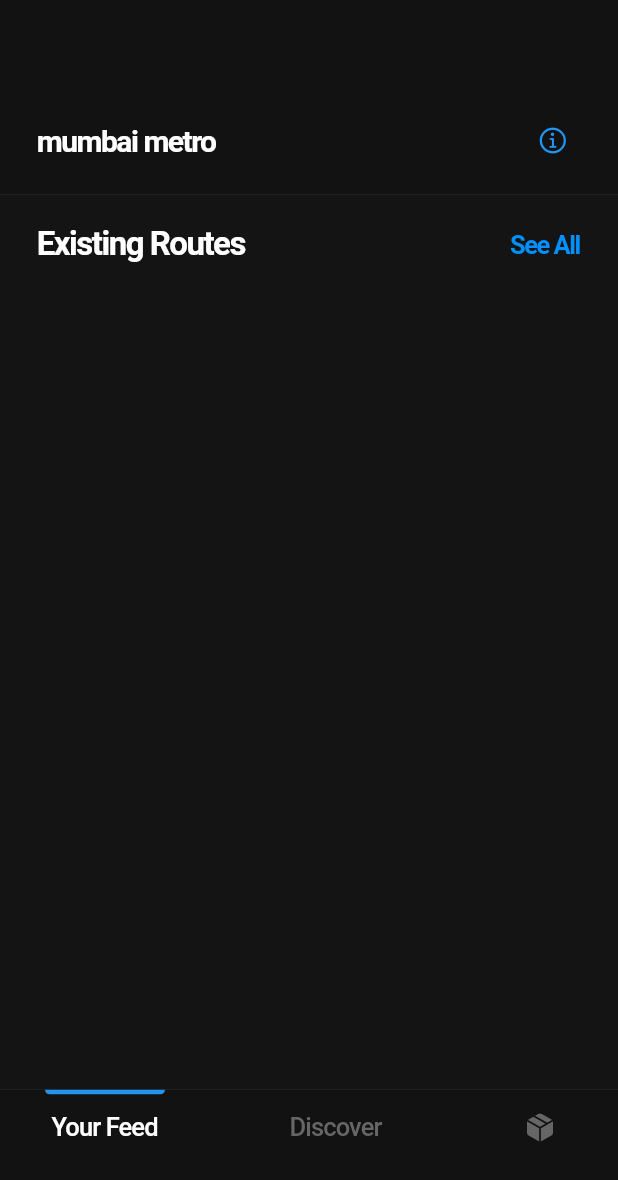
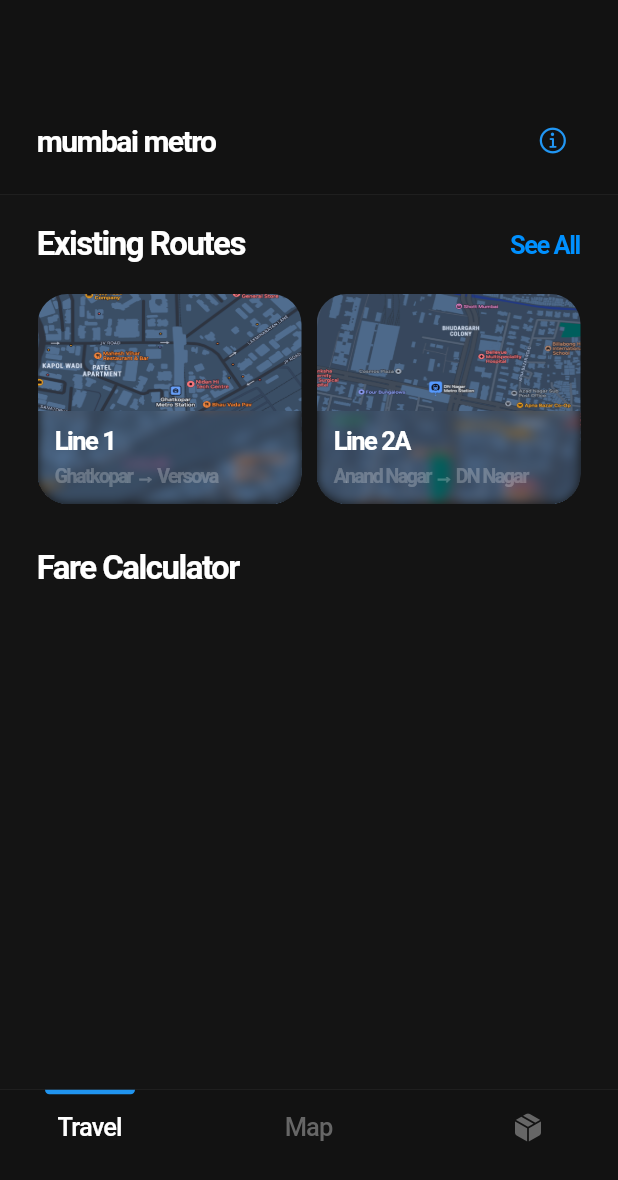
Before and after one commit to arnavxjain/commutix, a Flutter app: the screen it shows after launch, on a phone screen of 412 x 824 dp. Shown: the top 1180 px of the screen. Run offline on Flutter 3.47's test engine with Material 2 defaults, Android fonts, the phone set to English and light mode, and no system bars; our stand-ins replace blur, figma_squircle, google_fonts, modal_bottom_sheet.

Commit message:
lines added

```diff
--- a/lib/screens/home.dart
+++ b/lib/screens/home.dart
@@ -57,7 +57,7 @@ dynamic superState = 0;
                           color: superState == 0 ? const Color(0xFF2094EF) : Colors.transparent,
 
                         ),
-                        width: 80,
+                        width: 60,
                         height: 3,
                       ),
                       CupertinoButton(
@@ -69,7 +69,7 @@ dynamic superState = 0;
                           });
                         },
                         padding: EdgeInsets.zero,
-                        child: Text("Your Feed", style: superState == 0 ? CBStyleSelected : CBStyle),
+                        child: Text("Travel", style: superState == 0 ? CBStyleSelected : CBStyle),
                       ),
                     ],
                   ),
@@ -81,7 +81,7 @@ dynamic superState = 0;
                           color: superState == 1 ? const Color(0xFF2094EF) : Colors.transparent,
 
                         ),
-                        width: 75,
+                        width: 60,
                         height: 3,
                       ),
                       CupertinoButton(
@@ -93,7 +93,7 @@ dynamic superState = 0;
                           });
                         },
                         padding: EdgeInsets.zero,
-                        child: Text("Discover", style: superState == 1 ? CBStyleSelected : CBStyle),
+                        child: Text("Map", style: superState == 1 ? CBStyleSelected : CBStyle),
                       ),
                     ],
                   ),
@@ -105,7 +105,7 @@ dynamic superState = 0;
                           color: superState == 2 ? const Color(0xFF2094EF) : Colors.transparent,
 
                         ),
-                        width: 34,
+                        width: 60,
                         height: 3,
                       ),
                       CupertinoButton(
@@ -163,23 +163,127 @@ class _HomePageState extends State<HomePage> {
                   child: Column(
                     children: [
                       _titleTextWithLink("Existing Routes", "See All"),
+                      const SizedBox(height: 20),
                       Row(
                         children: [
-                          Container(
+                          CupertinoButton(
+                            padding: EdgeInsets.zero,
+                            onPressed: () {},
+                            child: Container(
+                              clipBehavior: Clip.hardEdge,
+                              height: 140,
+                              width: MediaQuery.of(context).size.width/2-30,
                               decoration: ShapeDecoration(
                                   shape: SmoothRectangleBorder(
                                     borderRadius: SmoothBorderRadius(
-                                  cornerRadius: 10,
+                                      cornerRadius: 20,
                                       cornerSmoothing: 0.9,
                                     ),
                                   ),
                                   image: const DecorationImage(
-                                image: AssetImage("lib/line1.png")
+                                      image: AssetImage("lib/assets/line1.png"),
+                                      fit: BoxFit.fill
                                   )
+                              ),
+                              child: Column(
+                                children: [
+                                  const Expanded(child: SizedBox(width: 10)),
+                                  Container(
+                                    padding: const EdgeInsets.symmetric(vertical: 10, horizontal: 12),
+                                    width: MediaQuery.of(context).size.width/2-20,
+                                    child: const Column(
+                                      crossAxisAlignment: CrossAxisAlignment.start,
+                                      children: [
+                                        Text("Line 1",
+                                          style: TextStyle(
+                                              color: Colors.white,
+                                              fontSize: 17,
+                                              fontWeight: FontWeight.w600,
+                                              letterSpacing: -1
+                                          ),
+                                        ),
+                                        SizedBox(height: 4),
+                                        Text("Ghatkopar → Versova",
+                                          style: TextStyle(
+                                              color: Colors.white24,
+                                              fontSize: 13,
+                                              fontWeight: FontWeight.w600,
+                                              letterSpacing: -1
                                           ),
                                         )
                                       ],
+                                    ),
+                                  ).frosted(
+                                      blur: 4,
+                                      frostColor: Colors.black,
+                                      frostOpacity: 1/10000000
                                   )
+                                ],
+                              ),
+                            ),
+                          ),
+                          const SizedBox(width: 10),
+                          CupertinoButton(
+                            padding: EdgeInsets.zero,
+                            onPressed: () {},
+                            child: Container(
+                              clipBehavior: Clip.hardEdge,
+                              height: 140,
+                              width: MediaQuery.of(context).size.width/2-30,
+                              decoration: ShapeDecoration(
+                                  shape: SmoothRectangleBorder(
+                                    borderRadius: SmoothBorderRadius(
+                                      cornerRadius: 20,
+                                      cornerSmoothing: 0.9,
+                                    ),
+                                  ),
+                                  image: const DecorationImage(
+                                      image: AssetImage("lib/assets/line2a.png"),
+                                      fit: BoxFit.fill
+                                  )
+                              ),
+                              child: Column(
+                                children: [
+                                  const Expanded(child: SizedBox(width: 10)),
+                                  Container(
+                                    padding: const EdgeInsets.symmetric(vertical: 10, horizontal: 12),
+                                    width: MediaQuery.of(context).size.width/2-20,
+                                    child: const Column(
+                                      crossAxisAlignment: CrossAxisAlignment.start,
+                                      children: [
+                                        Text("Line 2A",
+                                          style: TextStyle(
+                                              color: Colors.white,
+                                              fontSize: 17,
+                                              fontWeight: FontWeight.w600,
+                                              letterSpacing: -1
+                                          ),
+                                        ),
+                                        SizedBox(height: 4),
+                                        Text("Anand Nagar → DN Nagar",
+                                          style: TextStyle(
+                                              color: Colors.white24,
+                                              fontSize: 13,
+                                              fontWeight: FontWeight.w600,
+                                              letterSpacing: -1
+                                          ),
+                                        )
+                                      ],
+                                    ),
+                                  ).frosted(
+                                      blur: 4,
+                                      frostColor: Colors.black,
+                                      frostOpacity: 1/10000000
+                                  )
+                                ],
+                              ),
+                            ),
+                          ),
+                        ],
+                      ),
+
+                      const SizedBox(height: 30),
+                      _titleText("Fare Calculator"),
                     ],
                   ),
                 )
--- a/pubspec.yaml
+++ b/pubspec.yaml
@@ -67,7 +67,8 @@ flutter:
 
   # To add assets to your application, add an assets section, like this:
   assets:
-     - lib/line1.png
+    - lib/assets/line1.png
+    - lib/assets/line2a.png
 
   # An image asset can refer to one or more resolution-specific "variants", see
   # https://flutter.dev/assets-and-images/#resolution-aware
```
Also changed, not shown: lib/assets/line2a.png (added). Lines whose indentation alone changed are shown as unchanged.
